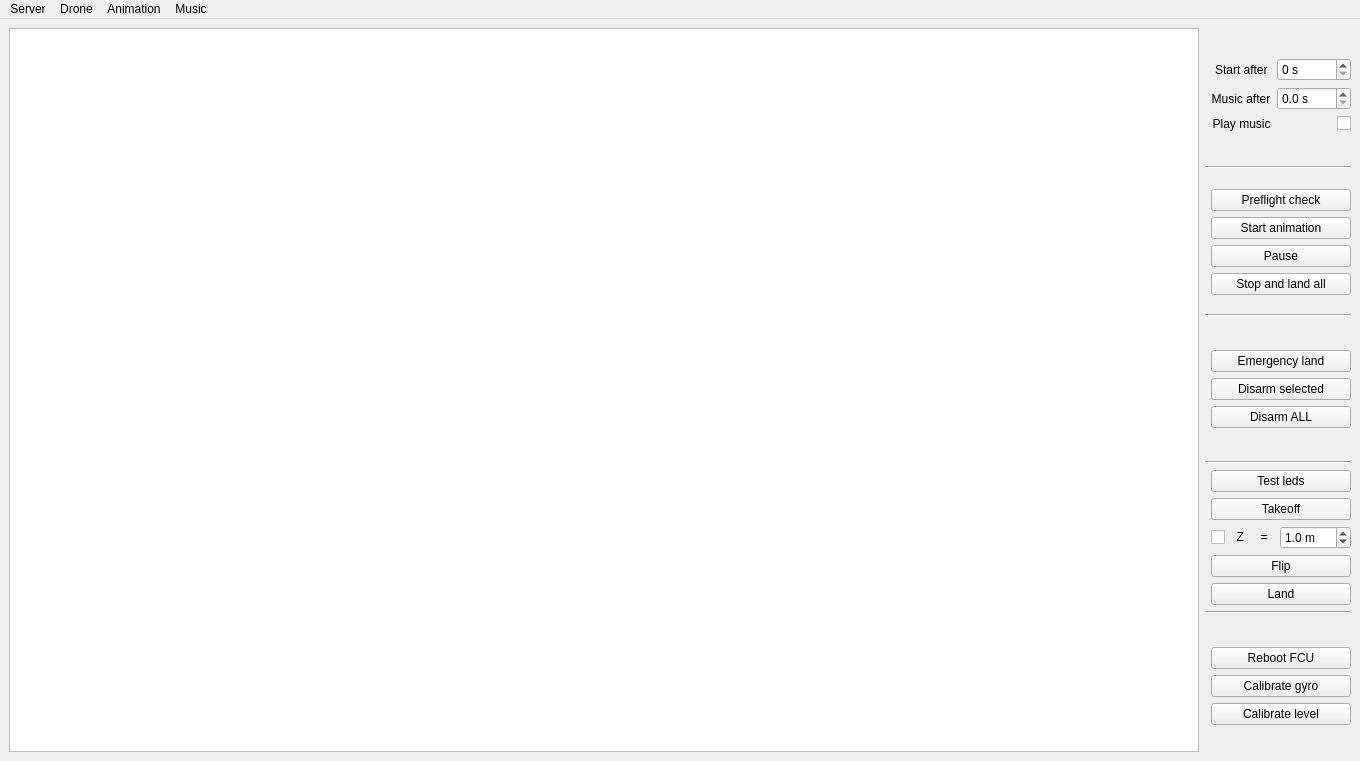
First picture: the form in Server/server_gui.ui, repository CopterExpress/clever-show, before the edit.
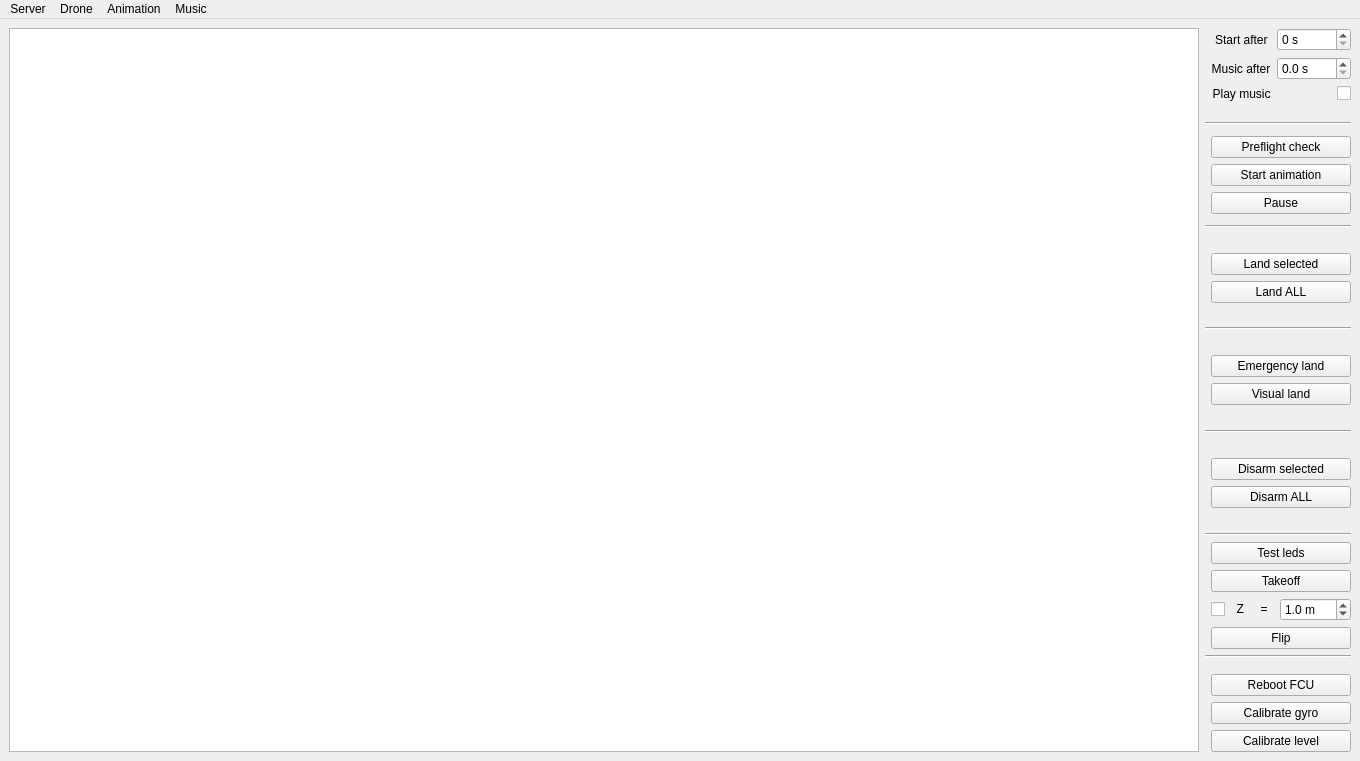
Second picture: the form after the edit.

What changed in the file:
```diff
--- a/Server/server_gui.ui
+++ b/Server/server_gui.ui
@@ -71,10 +71,10 @@
         <item>
          <layout class="QFormLayout" name="formLayout">
           <property name="labelAlignment">
-           <set>Qt::AlignCenter</set>
+           <set>Qt::AlignHCenter|Qt::AlignTop</set>
           </property>
           <property name="formAlignment">
-           <set>Qt::AlignCenter</set>
+           <set>Qt::AlignHCenter|Qt::AlignTop</set>
           </property>
           <item row="3" column="0">
            <widget class="QLabel" name="music_text">
@@ -168,24 +168,23 @@
         </item>
         <item>
          <layout class="QFormLayout" name="formLayout_2">
+          <property name="labelAlignment">
+           <set>Qt::AlignCenter</set>
+          </property>
           <property name="formAlignment">
-           <set>Qt::AlignLeading|Qt::AlignLeft|Qt::AlignVCenter</set>
+           <set>Qt::AlignCenter</set>
           </property>
-          <item row="10" column="1">
-           <widget class="QPushButton" name="stop_button">
-            <property name="text">
-             <string>Stop and land all</string>
+          <item row="0" column="1">
+           <widget class="QPushButton" name="check_button">
+            <property name="enabled">
+             <bool>true</bool>
             </property>
-           </widget>
-          </item>
-          <item row="9" column="1">
-           <widget class="QPushButton" name="pause_button">
             <property name="text">
-             <string>Pause</string>
+             <string>Preflight check</string>
             </property>
            </widget>
           </item>
-          <item row="8" column="1">
+          <item row="1" column="1">
            <widget class="QPushButton" name="start_button">
             <property name="enabled">
              <bool>true</bool>
@@ -198,13 +197,75 @@
             </property>
            </widget>
           </item>
-          <item row="7" column="1">
-           <widget class="QPushButton" name="check_button">
-            <property name="enabled">
-             <bool>true</bool>
+          <item row="2" column="1">
+           <widget class="QPushButton" name="pause_button">
+            <property name="text">
+             <string>Pause</string>
             </property>
+           </widget>
+          </item>
+         </layout>
+        </item>
+        <item>
+         <widget class="Line" name="line_5">
+          <property name="orientation">
+           <enum>Qt::Horizontal</enum>
+          </property>
+         </widget>
+        </item>
+        <item>
+         <layout class="QFormLayout" name="formLayout_5">
+          <property name="labelAlignment">
+           <set>Qt::AlignCenter</set>
+          </property>
+          <property name="formAlignment">
+           <set>Qt::AlignCenter</set>
+          </property>
+          <property name="topMargin">
+           <number>0</number>
+          </property>
+          <item row="1" column="1">
+           <widget class="QPushButton" name="land_selected_button">
             <property name="text">
-             <string>Preflight check</string>
+             <string>Land selected</string>
+            </property>
+           </widget>
+          </item>
+          <item row="2" column="1">
+           <widget class="QPushButton" name="land_all_button">
+            <property name="text">
+             <string>Land ALL</string>
+            </property>
+           </widget>
+          </item>
+         </layout>
+        </item>
+        <item>
+         <widget class="Line" name="line_6">
+          <property name="orientation">
+           <enum>Qt::Horizontal</enum>
+          </property>
+         </widget>
+        </item>
+        <item>
+         <layout class="QFormLayout" name="formLayout_7">
+          <property name="formAlignment">
+           <set>Qt::AlignLeading|Qt::AlignLeft|Qt::AlignVCenter</set>
+          </property>
+          <property name="topMargin">
+           <number>0</number>
+          </property>
+          <item row="1" column="1">
+           <widget class="QPushButton" name="visual_land_button">
+            <property name="text">
+             <string>Visual land</string>
+            </property>
+           </widget>
+          </item>
+          <item row="0" column="1">
+           <widget class="QPushButton" name="emergency_land_button">
+            <property name="text">
+             <string>Emergency land</string>
             </property>
            </widget>
           </item>
@@ -219,8 +280,11 @@
         </item>
         <item>
          <layout class="QFormLayout" name="formLayout_3">
+          <property name="labelAlignment">
+           <set>Qt::AlignCenter</set>
+          </property>
           <property name="formAlignment">
-           <set>Qt::AlignLeading|Qt::AlignLeft|Qt::AlignVCenter</set>
+           <set>Qt::AlignCenter</set>
           </property>
           <property name="verticalSpacing">
            <number>6</number>
@@ -239,13 +303,6 @@
             </property>
            </widget>
           </item>
-          <item row="0" column="1">
-           <widget class="QPushButton" name="emergency_button">
-            <property name="text">
-             <string>Emergency land</string>
-            </property>
-           </widget>
-          </item>
          </layout>
         </item>
         <item>
@@ -257,16 +314,12 @@
         </item>
         <item>
          <layout class="QFormLayout" name="formLayout_4">
+          <property name="labelAlignment">
+           <set>Qt::AlignCenter</set>
+          </property>
           <property name="formAlignment">
-           <set>Qt::AlignLeading|Qt::AlignLeft|Qt::AlignVCenter</set>
+           <set>Qt::AlignCenter</set>
           </property>
-          <item row="8" column="1">
-           <widget class="QPushButton" name="land_button">
-            <property name="text">
-             <string>Land</string>
-            </property>
-           </widget>
-          </item>
           <item row="7" column="1">
            <widget class="QPushButton" name="flip_button">
             <property name="text">
@@ -341,8 +394,11 @@
         </item>
         <item>
          <layout class="QFormLayout" name="formLayout_6">
+          <property name="labelAlignment">
+           <set>Qt::AlignCenter</set>
+          </property>
           <property name="formAlignment">
-           <set>Qt::AlignLeading|Qt::AlignLeft|Qt::AlignVCenter</set>
+           <set>Qt::AlignBottom|Qt::AlignHCenter</set>
           </property>
           <item row="0" column="1">
            <widget class="QPushButton" name="reboot_fcu">
```
Left out of the diff: 64 changed lines with no effect on the pictures.
